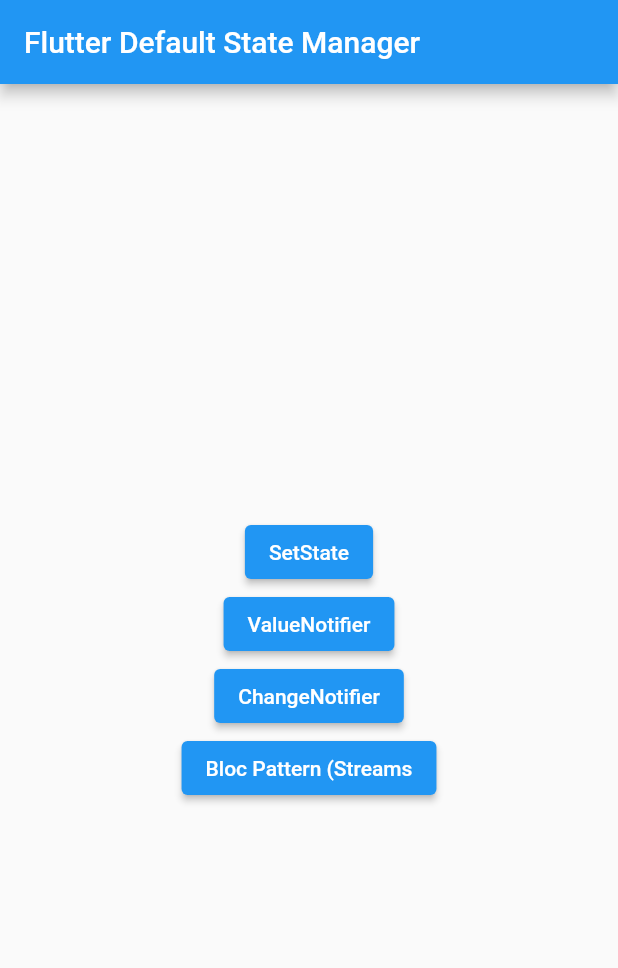
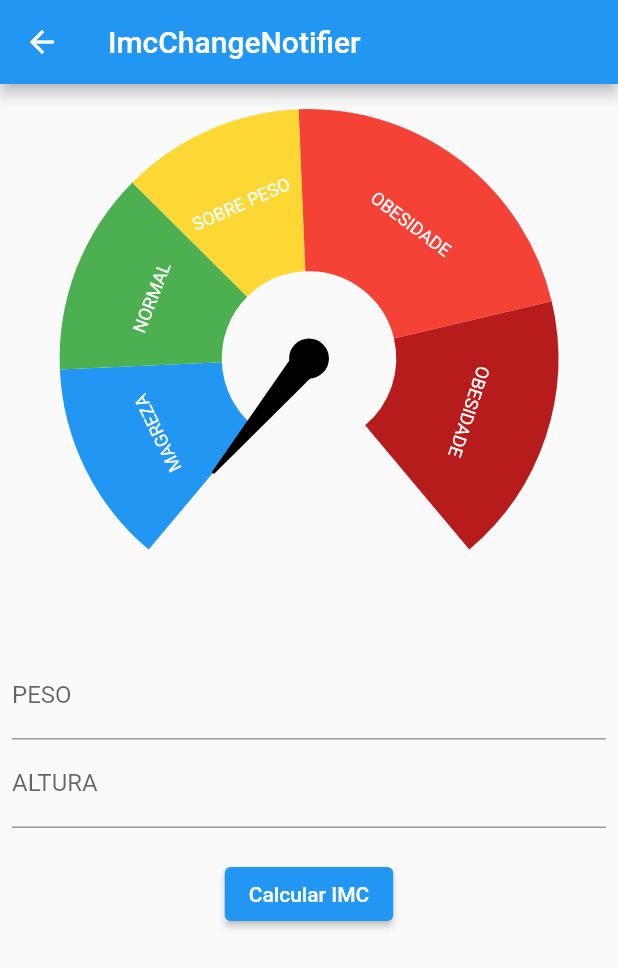
Before and after one commit to Dandy27/imc_adf, a Flutter app: the screen it shows after launch, after a tap on "ChangeNotifier", on a phone screen of 412 x 824 dp. Shown: the top 968 px of the screen. Run offline on Flutter 3.47's test engine with Material 2 defaults, Android fonts, the phone set to English and light mode, and no system bars; drawn by our look-alikes of syncfusion_flutter_gauges; our stand-ins replace currency_text_input_formatter.

Commit message:
construindo tela com changeNotifier

```diff
--- /dev/null
+++ b/flutter_default_state_manager/lib/change_notifier/imc_change_notifier_controller.dart
@@ -0,0 +1,16 @@
+import 'dart:math';
+
+import 'package:flutter/cupertino.dart';
+
+class ImcChangeNotifierController extends ChangeNotifier {
+  var imc = 0.0;
+
+  Future<void> calcularIMC(
+      {required double peso, required double altura}) async {
+    imc = 0;
+    notifyListeners();
+    await Future.delayed(const Duration(seconds: 1));
+    imc = peso / pow(altura, 2);
+    notifyListeners();
+  }
+}
--- /dev/null
+++ b/flutter_default_state_manager/lib/change_notifier/imc_change_notifier_page.dart
@@ -0,0 +1,113 @@
+import 'dart:math';
+
+import 'package:currency_text_input_formatter/currency_text_input_formatter.dart';
+import 'package:flutter/material.dart';
+import 'package:flutter_default_state_manager/change_notifier/imc_change_notifier_controller.dart';
+import 'package:intl/intl.dart';
+
+import '../widgets/imc_gauge.dart';
+
+class ImcChangeNotifierPage extends StatefulWidget {
+  const ImcChangeNotifierPage({Key? key}) : super(key: key);
+
+  @override
+  State<ImcChangeNotifierPage> createState() => _ImcSetsatatePageState();
+}
+
+class _ImcSetsatatePageState extends State<ImcChangeNotifierPage> {
+  final controller = ImcChangeNotifierController();
+  final pesoEC = TextEditingController();
+  final alturaEC = TextEditingController();
+  final formKey = GlobalKey<FormState>();
+
+  @override
+  void dispose() {
+    pesoEC.dispose();
+    alturaEC.dispose();
+    super.dispose();
+  }
+
+  @override
+  Widget build(BuildContext context) {
+    return Scaffold(
+      appBar: AppBar(
+        title: const Text('ImcChangeNotifier'),
+      ),
+      body: SingleChildScrollView(
+        child: Form(
+          key: formKey,
+          child: Padding(
+            padding: const EdgeInsets.all(8.0),
+            child: Column(
+              children: [
+                AnimatedBuilder(
+                  animation: controller,
+                  builder: (context, __) {
+                    return ImcGauge(
+                      imc: controller.imc,
+                    );
+                  },
+                ),
+                const SizedBox(height: 20),
+                TextFormField(
+                  controller: pesoEC,
+                  keyboardType: TextInputType.number,
+                  decoration: const InputDecoration(labelText: 'PESO'),
+                  inputFormatters: [
+                    CurrencyTextInputFormatter(
+                        locale: 'pt_BR',
+                        symbol: '',
+                        decimalDigits: 2,
+                        turnOffGrouping: true)
+                  ],
+                  validator: (value) {
+                    if (value == null || value.isEmpty) {
+                      return 'Peso obrigatório';
+                    }
+                    return null;
+                  },
+                ),
+                TextFormField(
+                  controller: alturaEC,
+                  keyboardType: TextInputType.number,
+                  decoration: const InputDecoration(labelText: 'ALTURA'),
+                  inputFormatters: [
+                    CurrencyTextInputFormatter(
+                        locale: 'pt_BR',
+                        symbol: '',
+                        decimalDigits: 2,
+                        turnOffGrouping: true)
+                  ],
+                  validator: (value) {
+                    if (value == null || value.isEmpty) {
+                      return 'Altura obrigatório';
+                    }
+                    return null;
+                  },
+                ),
+                const SizedBox(height: 20),
+                ElevatedButton(
+                    onPressed: () {
+                      var formValid = formKey.currentState?.validate() ?? false;
+
+                      if (formValid) {
+                        var formatter = NumberFormat.simpleCurrency(
+                          locale: 'pt_BR',
+                          decimalDigits: 2,
+                        );
+                        double peso = formatter.parse(pesoEC.text) as double;
+                        double altura =
+                            formatter.parse(alturaEC.text) as double;
+
+                        controller.calcularIMC(peso: peso, altura: altura);
+                      }
+                    },
+                    child: const Text('Calcular IMC'))
+              ],
+            ),
+          ),
+        ),
+      ),
+    );
+  }
+}
--- a/flutter_default_state_manager/lib/home_page.dart
+++ b/flutter_default_state_manager/lib/home_page.dart
@@ -1,4 +1,5 @@
 import 'package:flutter/material.dart';
+import 'package:flutter_default_state_manager/change_notifier/imc_change_notifier_page.dart';
 import 'package:flutter_default_state_manager/setState/imc_setsatate_page.dart';
 import 'package:flutter_default_state_manager/value_notifier/value_notifier_page.dart';
 
@@ -32,7 +33,8 @@ class HomePage extends StatelessWidget {
               child: const Text('ValueNotifier'),
             ),
             ElevatedButton(
-                onPressed: () {}, child: const Text('ChangeNotifier')),
+                onPressed: () => _goToPage(context, const ImcChangeNotifierPage()),
+                child: const Text('ChangeNotifier')),
             ElevatedButton(
                 onPressed: () {}, child: const Text('Bloc Pattern (Streams')),
           ],
```
Also changed, not shown: flutter_default_state_manager/lib/change_notifier/change_notifier_page.dart (deleted).
